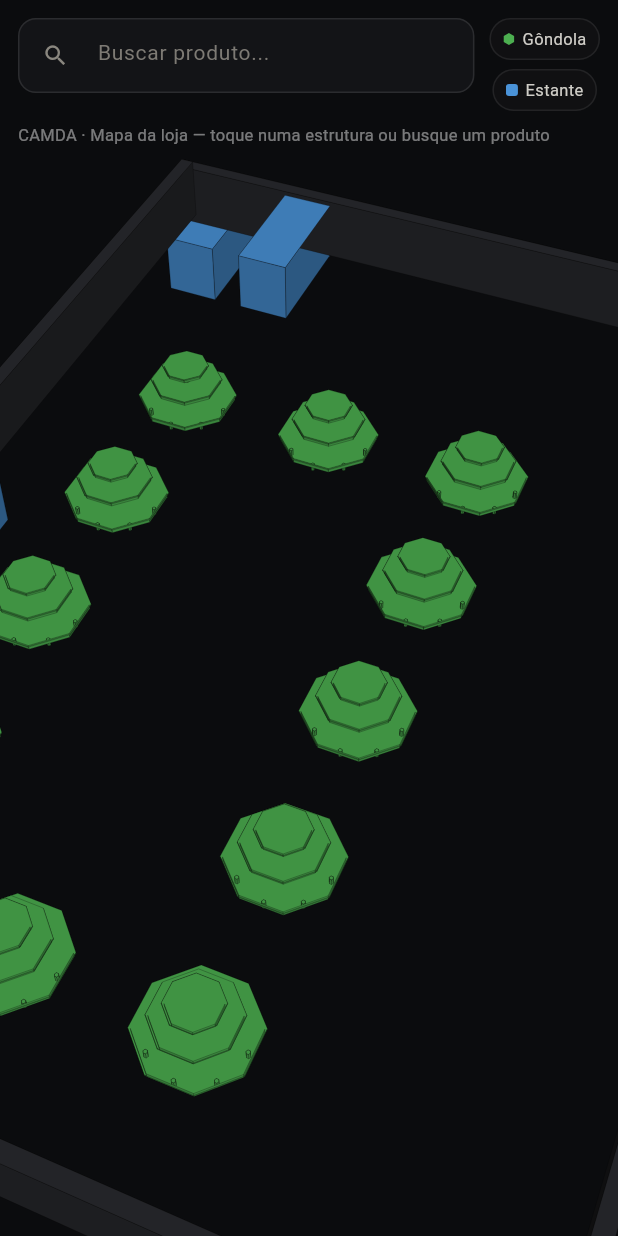
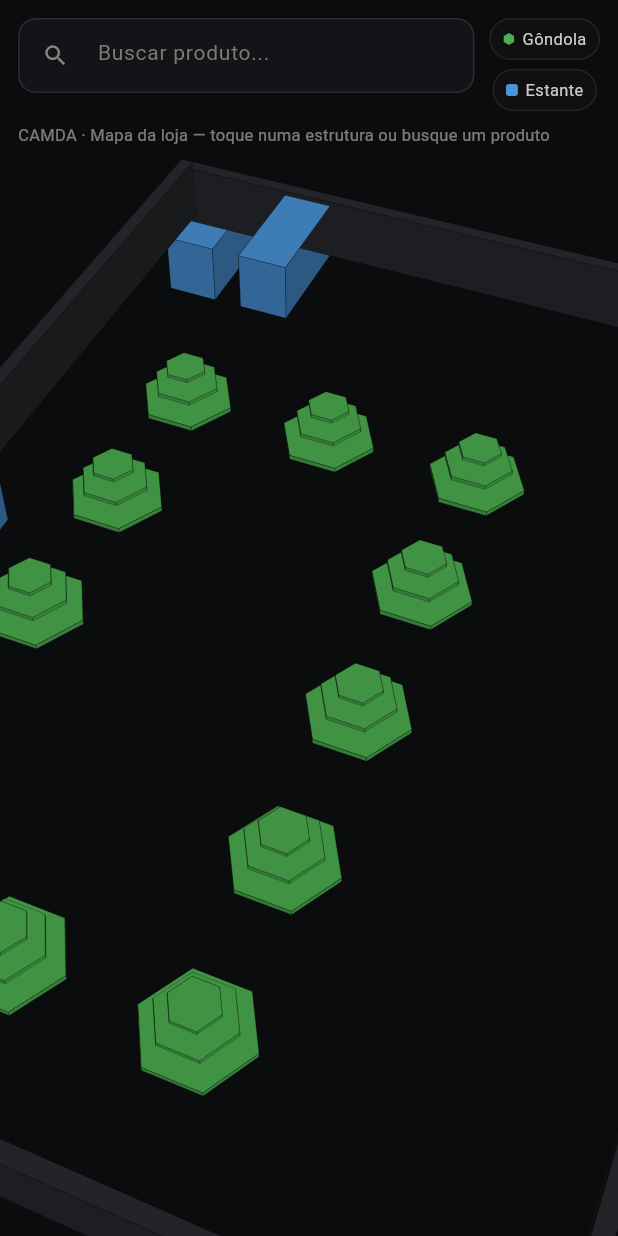
Before and after one commit to LeoLira1/Gondolas, a Flutter app: the screen it shows after launch, on a phone screen of 412 x 824 dp. Run offline on Flutter 3.47's test engine with Material 3 defaults, Android fonts, the phone set to English and light mode, and no system bars; our stand-ins replace shared_preferences; missing offline and left inert: libsql_dart.

```diff
--- a/lib/loja_scene.dart
+++ b/lib/loja_scene.dart
@@ -1,7 +1,7 @@
 import 'dart:math' as math;
 import 'package:flutter/material.dart';
 import 'package:flutter/scheduler.dart' show Ticker;
-import 'gondola_scene.dart' show Vec3, Camera, Face, GondolaGeometry;
+import 'gondola_scene.dart' show Vec3, Camera, Face;
 
 // ── Data classes ──────────────────────────────────────────────────────────────
 
@@ -143,14 +143,42 @@ class LojaGeometry {
   }
 
   static void _gondola(List<Face> faces, ItemLoja item, Color cor) {
-    // Scale real 3D mesh (base shelf r=3.4) down to match the store map footprint.
+    // 3-shelf silhouette scaled to match gondolaR footprint.
+    // Uses 6-sided prisms (no feet, no borda) to keep face count low
+    // while 12 gondolas render simultaneously on the map.
     const scale = gondolaR / 3.4;
-    faces.addAll(GondolaGeometry.buildFacesAt(
-      scale: scale,
-      tx: item.x,
-      tz: item.z,
-      colorMapper: (_) => cor,
-    ));
+    const shelves = [(3.4, 0.675, 0.35), (2.4, 2.15, 0.30), (1.5, 3.43, 0.26)];
+    for (final (r, yc, h) in shelves) {
+      _prism6(faces, cx: item.x, cz: item.z,
+              r: r * scale,
+              y0: (yc - h / 2) * scale, y1: (yc + h / 2) * scale, cor: cor);
+    }
+    // Central pillar
+    _prism6(faces, cx: item.x, cz: item.z,
+            r: 0.28 * scale, y0: 0.85 * scale, y1: 3.30 * scale, cor: cor);
+  }
+
+  static void _prism6(List<Face> faces, {
+    required double cx, required double cz,
+    required double r, required double y0, required double y1,
+    required Color cor,
+  }) {
+    const sides = 6;
+    for (var i = 0; i < sides; i++) {
+      final a0 = i * 2 * math.pi / sides;
+      final a1 = (i + 1) * 2 * math.pi / sides;
+      faces.add(Face([
+        Vec3(cx + r * math.cos(a0), y0, cz + r * math.sin(a0)),
+        Vec3(cx + r * math.cos(a0), y1, cz + r * math.sin(a0)),
+        Vec3(cx + r * math.cos(a1), y1, cz + r * math.sin(a1)),
+        Vec3(cx + r * math.cos(a1), y0, cz + r * math.sin(a1)),
+      ], cor));
+    }
+    faces.add(Face([
+      for (var i = sides - 1; i >= 0; i--)
+        Vec3(cx + r * math.cos(i * 2 * math.pi / sides), y1,
+             cz + r * math.sin(i * 2 * math.pi / sides)),
+    ], cor));
   }
 
   static void _estante(List<Face> faces, ItemLoja item, Color cor) {
```
